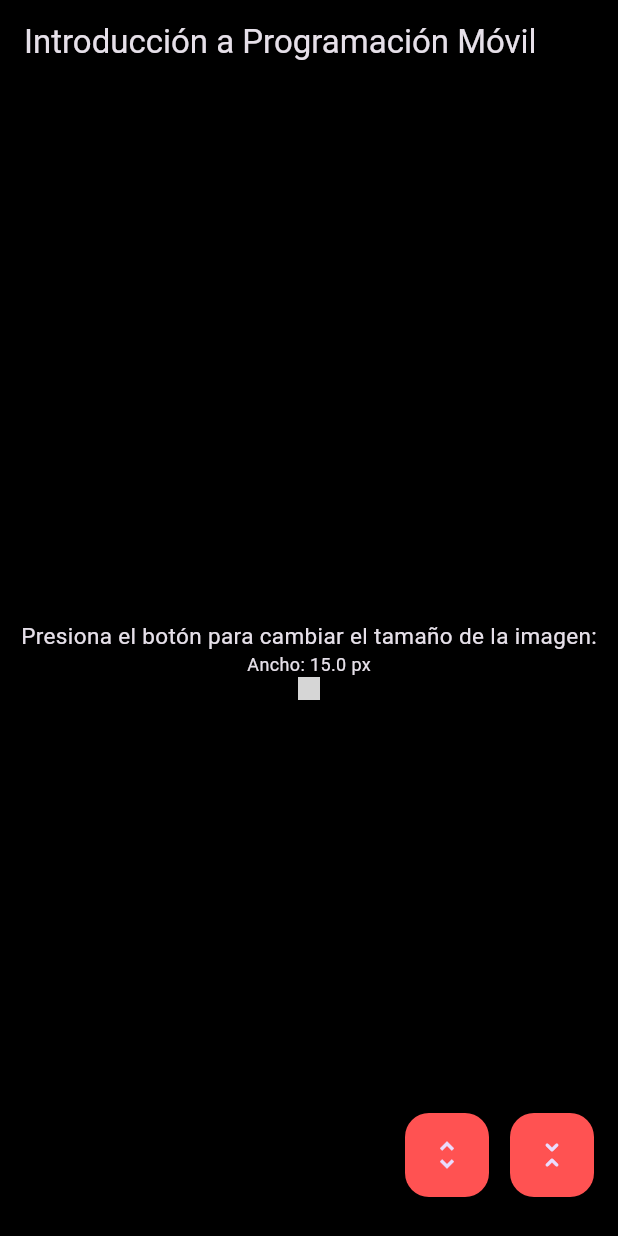
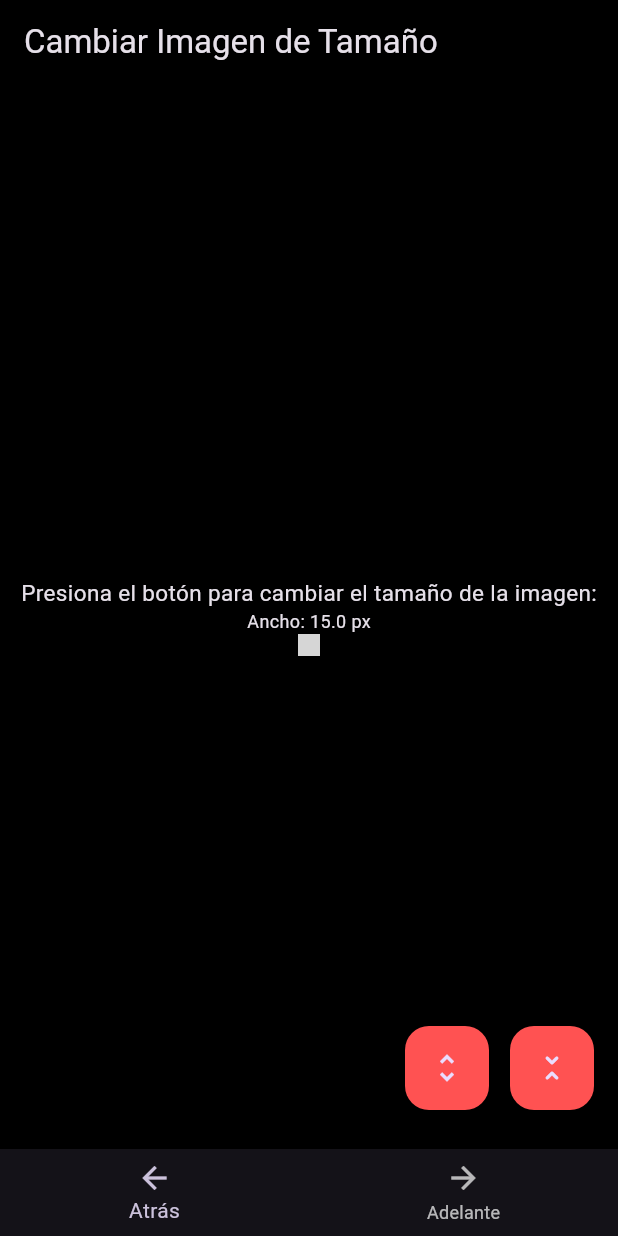
Before and after one commit to Madris1402/Programacion_Movil_2025-II, a Flutter app: the screen it shows after launch, after a tap on the "unfold more" icon, on a phone screen of 412 x 824 dp. Run offline on Flutter 3.47's test engine with Material 3 defaults, Android fonts, the phone set to English and light mode, and no system bars; network calls fail; grey boxes are pictures that could not be loaded.

Commit message:
Reestructurar y Barra de Navegacion

```diff
--- /dev/null
+++ b/Introducion/lib/Pantallas/principal.dart
@@ -0,0 +1,82 @@
+import 'package:flutter/material.dart';
+
+class MyHomePage extends StatefulWidget {
+  const MyHomePage({super.key, required this.title});
+
+  final String title;
+
+  @override
+  State<MyHomePage> createState() => _MyHomePageState();
+}
+
+class _MyHomePageState extends State<MyHomePage> {
+  double _counter = 0;
+
+  void _incrementCounter() {
+    setState(() {
+      _counter = _counter + 15;
+    });
+  }
+
+  void _decreaseCounter() {
+    setState(() {
+      _counter = _counter - 15;
+    });
+  }
+
+  @override
+  Widget build(BuildContext context) {
+    return Scaffold(
+        backgroundColor: Colors.black,
+        appBar: AppBar(
+          backgroundColor: Colors.transparent,
+          title: Text(widget.title),
+        ),
+        body: Center(
+          child: Column(
+            mainAxisAlignment: MainAxisAlignment.center,
+
+            children: <Widget>[
+              const Text(
+                'Presiona el botón para cambiar el tamaño de la imagen:',
+                style: TextStyle(
+                    fontSize: 15
+                ),
+              ),
+              Text(
+                'Ancho: $_counter px',
+                style: TextStyle(
+                    fontSize: 12
+                ),
+              ),
+              Image.network(width: _counter, "https://i.natgeofe.com/n/548467d8-c5f1-4551-9f58-6817a8d2c45e/NationalGeographic_2572187.jpg?w=1436&h=958")
+            ],
+          ),
+        ),
+        floatingActionButton: Stack(
+          children: [
+            Positioned(
+                right: 70,
+                bottom: 10,
+                child: FloatingActionButton(
+                    onPressed: _incrementCounter,
+                    tooltip: 'Increment',
+                    backgroundColor: Colors.redAccent,
+                    child: const Icon(Icons.unfold_more)
+                )
+            ),
+            Positioned(
+                bottom: 10,
+                right: 0,
+                child: FloatingActionButton(
+                    onPressed: _decreaseCounter,
+                    tooltip: 'Decrease',
+                    backgroundColor: Colors.redAccent,
+                    child: const Icon(Icons.unfold_less_rounded)
+                )
+            )
+          ],
+        )
+    );
+  }
+}
--- /dev/null
+++ b/Introducion/lib/Pantallas/segunda.dart
@@ -0,0 +1,38 @@
+import 'package:flutter/material.dart';
+
+class Segunda extends StatefulWidget {
+  const Segunda({super.key, required this.title});
+
+  final String title;
+
+  @override
+  State <Segunda> createState() => _SegundaState();
+
+}
+
+class _SegundaState extends State<Segunda>{
+  @override
+  Widget build(BuildContext context){
+    return Scaffold(
+
+      appBar: AppBar(
+        backgroundColor: Colors.transparent,
+        title: Text(widget.title),
+      ),
+      body: Center(
+        child: Column(
+          mainAxisAlignment: MainAxisAlignment.center,
+          children: <Widget>[
+            Text(
+              "Otra Pantalla",
+              style: TextStyle(
+                fontSize: 40,
+              ),
+            )
+          ],
+        ),
+      ),
+    );
+
+  }
+}
--- /dev/null
+++ b/Introducion/lib/app.dart
@@ -0,0 +1,20 @@
+import 'package:flutter/material.dart';
+import 'package:untitled/navegacion.dart';
+import 'navegacion.dart';
+
+class MyApp extends StatelessWidget {
+  const MyApp({super.key});
+
+  // This widget is the root of your application.
+  @override
+  Widget build(BuildContext context) {
+    return MaterialApp(
+      title: 'Introdución',
+      theme: ThemeData(
+        brightness: Brightness.dark,
+        useMaterial3: true,
+      ),
+      home: const Navegador(title: "Navegador",),
+    );
+  }
+}
--- a/Introducion/lib/main.dart
+++ b/Introducion/lib/main.dart
@@ -1,103 +1,6 @@
 import 'package:flutter/material.dart';
+import 'app.dart';
 
 void main() {
   runApp(const MyApp());
 }
-
-class MyApp extends StatelessWidget {
-  const MyApp({super.key});
-
-  // This widget is the root of your application.
-  @override
-  Widget build(BuildContext context) {
-    return MaterialApp(
-      title: 'Introdución',
-      theme: ThemeData(
-        brightness: Brightness.dark,
-        useMaterial3: true,
-      ),
-      home: const MyHomePage(title: 'Introducción a Programación Móvil'),
-    );
-  }
-}
-
-class MyHomePage extends StatefulWidget {
-  const MyHomePage({super.key, required this.title});
-
-  final String title;
-
-  @override
-  State<MyHomePage> createState() => _MyHomePageState();
-}
-
-class _MyHomePageState extends State<MyHomePage> {
-  double _counter = 0;
-
-  void _incrementCounter() {
-    setState(() {
-      _counter = _counter + 15;
-    });
-  }
-
-  void _decreaseCounter() {
-    setState(() {
-      _counter = _counter - 15;
-    });
-  }
-
-  @override
-  Widget build(BuildContext context) {
-    return Scaffold(
-      backgroundColor: Colors.black,
-      appBar: AppBar(
-        backgroundColor: Colors.transparent,
-        title: Text(widget.title),
-      ),
-      body: Center(
-        child: Column(
-          mainAxisAlignment: MainAxisAlignment.center,
-
-          children: <Widget>[
-            const Text(
-              'Presiona el botón para cambiar el tamaño de la imagen:',
-              style: TextStyle(
-                  fontSize: 15
-              ),
-            ),
-            Text(
-              'Ancho: $_counter px',
-              style: TextStyle(
-                fontSize: 12
-              ),
-            ),
-            Image.network(width: _counter, "https://i.natgeofe.com/n/548467d8-c5f1-4551-9f58-6817a8d2c45e/NationalGeographic_2572187.jpg?w=1436&h=958")
-          ],
-        ),
-      ),
-      floatingActionButton: Stack(
-        children: [
-          Positioned(
-            right: 70,
-            bottom: 10,
-            child: FloatingActionButton(
-              onPressed: _incrementCounter,
-              tooltip: 'Increment',
-              backgroundColor: Colors.redAccent,
-              child: const Icon(Icons.unfold_more)
-            )
-          ),
-          Positioned(
-            bottom: 10,
-            right: 0,
-              child: FloatingActionButton(
-                  onPressed: _decreaseCounter,
-                  tooltip: 'Decrease',
-                  backgroundColor: Colors.redAccent,
-                  child: const Icon(Icons.unfold_less_rounded)
-              )
-          )
-        ],
-      )
-    );
-  }
-}
--- /dev/null
+++ b/Introducion/lib/navegacion.dart
@@ -0,0 +1,69 @@
+import 'package:flutter/material.dart';
+import 'package:untitled/Pantallas/principal.dart';
+import 'package:untitled/Pantallas/segunda.dart';
+import 'main.dart';
+
+class Navegador extends StatefulWidget {
+  const Navegador({super.key, required this.title});
+
+  final String title;
+
+  @override
+  State <Navegador> createState() => _NavegadorState();
+
+}
+
+  class _NavegadorState extends State<Navegador>{
+
+  int _p = 0;
+  List<Widget> _pantallas = [];
+
+  Widget _cuerpo = const Text(
+      "Soy el cuerpo",
+          style: TextStyle(
+            fontSize: 40,
+          ),
+
+    );
+
+
+    @override
+    void initState(){
+      super.initState();
+      _pantallas.add(const MyHomePage(title: "Cambiar Imagen de Tamaño"));
+      _pantallas.add(const Segunda(title: "Otra pantalla"));
+      _cuerpo = _pantallas[_p];
+
+    }
+
+    void _cambiaPantalla(int v){
+      _p = v;
+      setState(() {
+        _cuerpo = _pantallas[_p];
+      });
+    }
+
+
+
+    @override
+    Widget build(BuildContext context){
+      return Scaffold(
+        body: _cuerpo,
+        bottomNavigationBar: BottomNavigationBar(
+          onTap: (value){
+            _cambiaPantalla(value);
+          },
+          items: <BottomNavigationBarItem>[
+            BottomNavigationBarItem(
+              icon: Icon(Icons.arrow_back),
+              label: 'Atrás',
+            ),
+            BottomNavigationBarItem(
+              icon: Icon(Icons.arrow_forward),
+              label: "Adelante",
+            )
+          ],
+        ),
+      );
+    }
+  }
```
